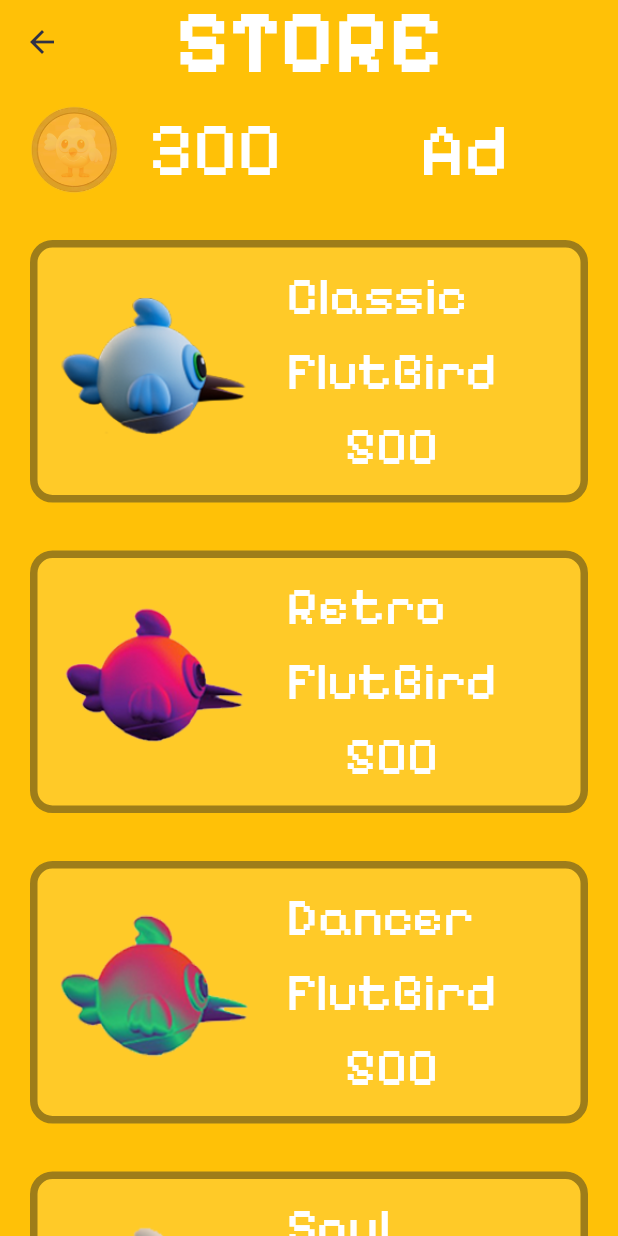
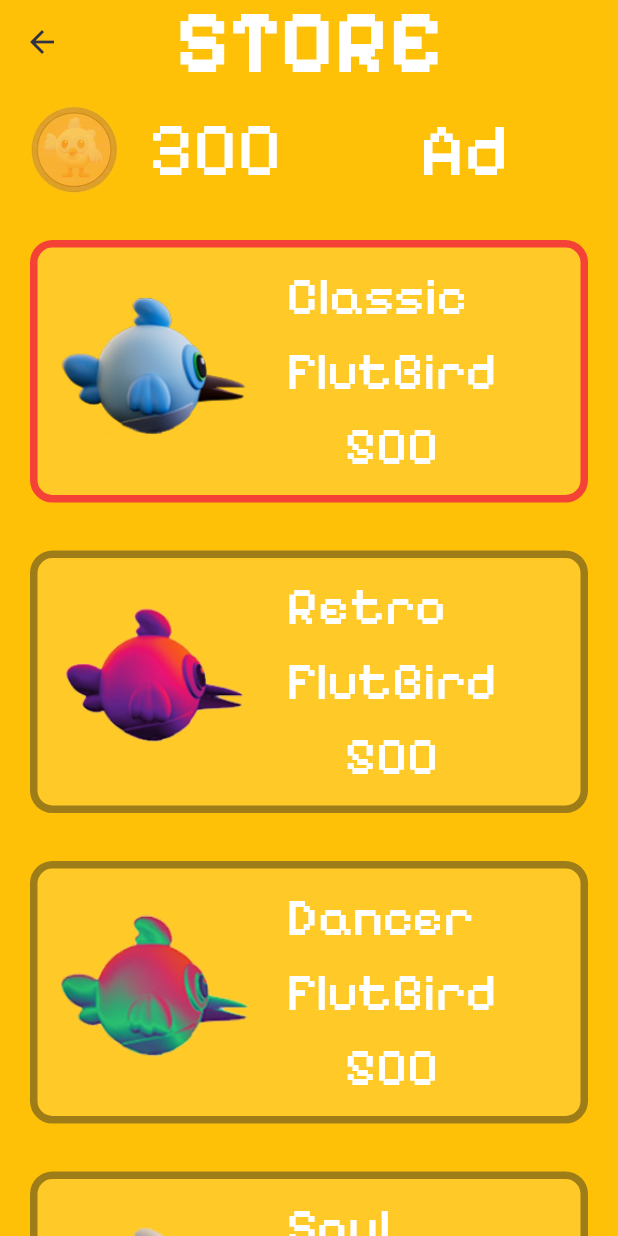
Before and after one commit to flutterankara/Game-App, a Flutter app: the StoreMainWidget screen opened directly, after a tap on "Ad", on a phone screen of 412 x 824 dp. Run offline on Flutter 3.47's test engine with Material 3 defaults, Android fonts, the phone set to English and light mode, and no system bars; our stand-ins replace audioplayers, cloud_firestore, easy_localization, firebase_core, google_mobile_ads, lottie and 3 more; missing offline and left inert: flame; accounts and stored records are empty.

Commit message:
dynamic dash integration

```diff
--- a/lib/feature/gameplay/moduls/player.dart
+++ b/lib/feature/gameplay/moduls/player.dart
@@ -19,11 +19,12 @@ class Player extends SpriteAnimationComponent
 
   @override
   Future<void> onLoad() async {
+    var dashType = ns.context.read<GeneralProvider>().dashType;
     animation = SpriteAnimation.fromFrameData(
-      await Flame.images.load('dash.png'),
+      await Flame.images.load( dashType != null ?'dashs/${dashType.asset}' : 'dash.png'),
       SpriteAnimationData.sequenced(
         amount: 3,
-        textureSize: Vector2.all(16),
+        textureSize: Vector2.all(dashType != null ? dashType.size.toDouble() : 16),
         stepTime: 0.12,
       ),
     );
--- a/lib/feature/store/StoreBar.dart
+++ b/lib/feature/store/StoreBar.dart
@@ -1,5 +1,7 @@
-
 import 'package:flutter/material.dart';
+import 'package:gameapp/product/enums/dash_type.dart';
+import 'package:gameapp/product/providers/general_provider.dart';
+import 'package:provider/provider.dart';
 
 class StoreBar extends StatelessWidget {
   const StoreBar({
@@ -7,17 +9,23 @@ class StoreBar extends StatelessWidget {
     this.name,
     this.price,
     this.image,
+    this.dashType,
   });
   final String? image;
   final int? price;
   final String? name;
+  final DashType? dashType;
 
   @override
   Widget build(BuildContext context) {
+    var currentDashType = context.read<GeneralProvider>().dashType;
     return Padding(
-        padding: EdgeInsets.all(8.0),
+        padding: const EdgeInsets.all(8.0),
         child: TextButton(
-          onPressed: (){},
+          onPressed: () {
+            context.read<GeneralProvider>().dashType = dashType;
+            print('change dash type');
+          },
           child: Container(
             height: 175,
             width: double.infinity,
@@ -25,7 +33,7 @@ class StoreBar extends StatelessWidget {
             decoration: BoxDecoration(
                 borderRadius: BorderRadius.circular(15),
                 border: Border.all(
-                  color: Colors.black38,
+                  color: context.watch<GeneralProvider>().dashType == dashType ? Colors.red : Colors.black38,
                   width: 5,
                 ),
                 color: Colors.amber[400]),
@@ -44,11 +52,11 @@ class StoreBar extends StatelessWidget {
                   children: [
                     Text(
                       "$name",
-                      style: TextStyle(fontSize: 35,fontFamily: "PixelFont",color: Colors.white),
+                      style: const TextStyle(fontSize: 35, fontFamily: "PixelFont", color: Colors.white),
                     ),
                     Center(
-                      child: Text("${price.toString()}",
-                          style: TextStyle(fontSize: 35,fontFamily: "PixelFont",color: Colors.white)),
+                      child: Text(price.toString(),
+                          style: const TextStyle(fontSize: 35, fontFamily: "PixelFont", color: Colors.white)),
                     )
                   ],
                 )
--- a/lib/feature/store/StoreMainWidget.dart
+++ b/lib/feature/store/StoreMainWidget.dart
@@ -1,5 +1,6 @@
 import 'package:flutter/material.dart';
 import 'package:gameapp/feature/store/StoreBar.dart';
+import 'package:gameapp/product/enums/dash_type.dart';
 import 'package:gameapp/product/utils/google_ads.dart';
 import 'package:google_mobile_ads/google_mobile_ads.dart';
 
@@ -20,7 +21,7 @@ class _StoreMainWidgetState extends State<StoreMainWidget> {
       appBar: AppBar(
         backgroundColor: Colors.transparent,
         centerTitle: true,
-        title: Text("STORE",
+        title: const Text("STORE",
             style: TextStyle(color: Colors.white, fontFamily: "PixelFont",fontSize: 60)),
       ),
       body: SingleChildScrollView(
@@ -35,10 +36,10 @@ class _StoreMainWidgetState extends State<StoreMainWidget> {
               ),
               ),
             ),
-            Row(children: [Padding(
-          padding: const EdgeInsets.symmetric(horizontal: 12,vertical: 0),
+            Row(children: [const Padding(
+          padding: EdgeInsets.symmetric(horizontal: 12,vertical: 0),
           child: Image(image: AssetImage("assets/png/store/flutcoin.png"),width: 75)),
-          Text("300",style: TextStyle(fontSize: 50,color: Colors.white,fontFamily: "PixelFont"),),
+          const Text("300",style: TextStyle(fontSize: 50,color: Colors.white,fontFamily: "PixelFont"),),
           Padding(
             padding: const EdgeInsets.only(left:80.0),
             child: TextButton(onPressed:(){
@@ -47,7 +48,7 @@ class _StoreMainWidgetState extends State<StoreMainWidget> {
                   googleAds.showRewardedAd();
                   ilkKez = false;
                 }else if(!ilkKez){
-                  Duration otuzsaniye = Duration(seconds: 30);
+                  Duration otuzsaniye = const Duration(seconds: 30);
                   Future.delayed(otuzsaniye,(){
                     ilkKez = true;
                   });
@@ -55,16 +56,16 @@ class _StoreMainWidgetState extends State<StoreMainWidget> {
                 }
 
 
-            },child: Text("Ad", style: TextStyle(fontFamily: "PixelFont",color: Colors.white,fontSize: 50),)),
+            },child: const Text("Ad", style: TextStyle(fontFamily: "PixelFont",color: Colors.white,fontSize: 50),)),
           )
 
         ],),
-          StoreBar(image: "ClassicFlutBird.png",name: "Classic\nFlutBird",price: 500),
-          StoreBar(image: "RetroFlutBird.png",name: "Retro\nFlutBird",price: 500),
-          StoreBar(image: "DancerFlutBird.png",name: "Dancer\nFlutBird",price: 500),
-          StoreBar(image: "WhitePrensFlutBird.png",name: "Soul\nFlutBird",price: 750),
-          StoreBar(image: "TwilightFlutBird.png",name: "Twilight\nFlutBird",price: 750),
-          StoreBar(image: "EvilFlutBird.png",name: "Evil\nFlutBird",price: 1000),
+          const StoreBar(image: "ClassicFlutBird.png",name: "Classic\nFlutBird",price: 500),
+          const StoreBar(image: "RetroFlutBird.png",name: "Retro\nFlutBird",price: 500, dashType: DashType.retro,),
+          const StoreBar(image: "DancerFlutBird.png",name: "Dancer\nFlutBird",price: 500, dashType: DashType.dancer,),
+          const StoreBar(image: "WhitePrensFlutBird.png",name: "Soul\nFlutBird",price: 750, dashType: DashType.white,),
+          const StoreBar(image: "TwilightFlutBird.png",name: "Twilight\nFlutBird",price: 750, dashType: DashType.tw,),
+          const StoreBar(image: "EvilFlutBird.png",name: "Evil\nFlutBird",price: 1000, dashType: DashType.evil,),
 
 
         ]),
--- /dev/null
+++ b/lib/product/enums/dash_type.dart
@@ -0,0 +1,11 @@
+enum DashType {
+  dancer('DancerFlutBirdG.png', 16),
+  evil('EvilFlutBirdG.png', 16),
+  retro('RetroFlutBirdG.png', 155),
+  tw('TwilightBirdG.png', 16),
+  white('WhitePrensBirdG.png', 16);
+
+  const DashType(this.asset, this.size);
+  final String? asset;
+  final num size;
+}
--- a/lib/product/providers/general_provider.dart
+++ b/lib/product/providers/general_provider.dart
@@ -1,5 +1,6 @@
 import 'package:audioplayers/audioplayers.dart';
 import 'package:flutter/material.dart';
+import 'package:gameapp/product/enums/dash_type.dart';
 import 'package:gameapp/product/models/user/user_model.dart';
 
 class GeneralProvider extends ChangeNotifier {
@@ -18,4 +19,11 @@ class GeneralProvider extends ChangeNotifier {
   }
 
   AudioPlayer audioPlayer = AudioPlayer();
+  DashType? _dashType;
+  DashType? get dashType => _dashType;
+
+  set dashType(DashType? value) {
+    this._dashType = value;
+    notifyListeners();
+  }
 }
--- a/pubspec.yaml
+++ b/pubspec.yaml
@@ -47,6 +47,7 @@ flutter:
   - assets/images/
   - assets/images/boxes/
   - assets/png/store/
+  - assets/images/dashs/
 
   fonts:
     - family: PixelFont
```
Also changed, not shown: assets/images/dashs/DancerFlutBirdG.png (added), assets/images/dashs/EvilFlutBirdG.png (added), assets/images/dashs/RetroFlutBirdG.png (renamed from assets/images/RetroFlutBirdG.png), assets/images/dashs/TwilightBirdG.png (added), assets/images/dashs/WhitePrensBirdG.png (added), 3 other files.
